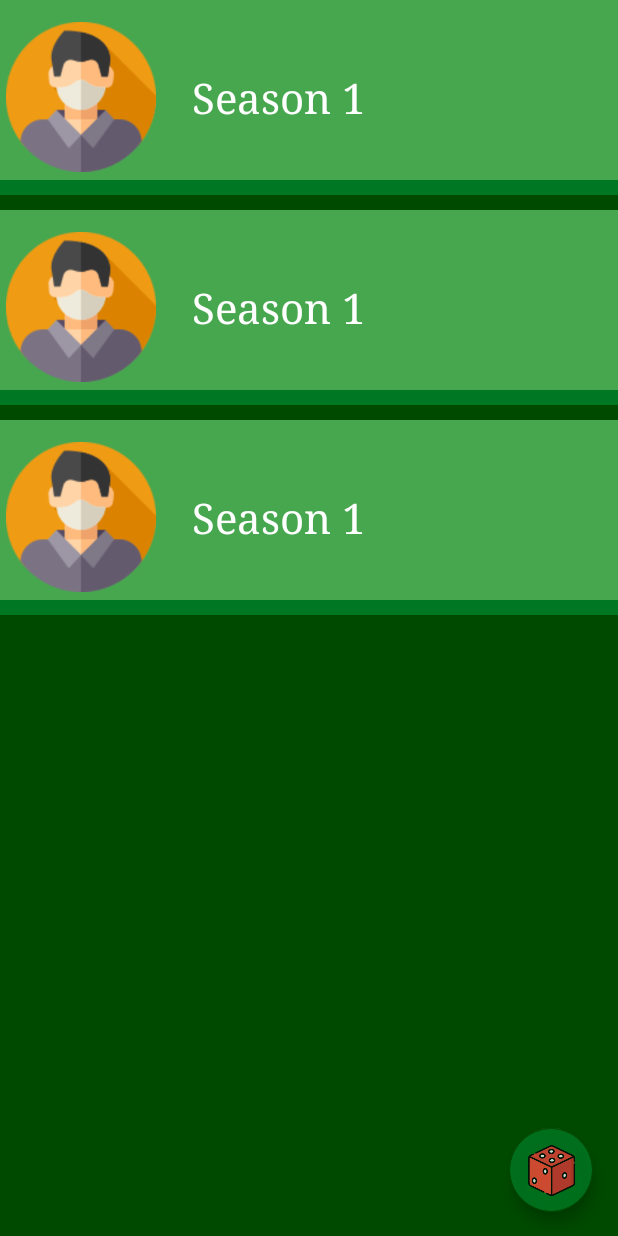
After one commit to bobepiotr/breakingbad_app, an Android app: the layout activity_season_list.xml on its own in the app's theme, with its tools: preview values and no code run, on a phone screen of 412 x 824 dp. The commit adds this screen. Run offline under Robolectric (Android 15) with nearby library versions, the phone set to English and light mode, and no system bars.

Commit message:
Add season list activity

```diff
--- a/app/src/main/java/com/example/bb_app/CharacterList.kt
+++ b/app/src/main/java/com/example/bb_app/CharacterList.kt
@@ -2,6 +2,7 @@ package com.example.bb_app
 
 import android.content.Intent
 import android.os.Bundle
+import android.util.Log
 import android.view.View
 import androidx.appcompat.app.AppCompatActivity
 import androidx.recyclerview.widget.LinearLayoutManager
--- a/app/src/main/java/com/example/bb_app/MainActivity.kt
+++ b/app/src/main/java/com/example/bb_app/MainActivity.kt
@@ -16,4 +16,9 @@ class MainActivity : AppCompatActivity() {
         val intent = Intent(this, CharacterList::class.java)
         startActivity(intent)
     }
+
+    fun openEpisodeList(view: View) {
+        val intent = Intent(this, SeasonList::class.java)
+        startActivity(intent)
+    }
 }
--- a/app/src/main/res/layout/activity_main.xml
+++ b/app/src/main/res/layout/activity_main.xml
@@ -72,7 +72,8 @@
         android:background="@drawable/bb_button"
         android:layout_marginTop="10dp"
         android:textAlignment="viewStart"
-        android:paddingLeft="20dp"/>
+        android:paddingLeft="20dp"
+        android:onClick="openEpisodeList"/>
 
     <Button
         android:id="@+id/random_quote_button"
--- /dev/null
+++ b/app/src/main/res/layout/activity_season_list.xml
@@ -0,0 +1,33 @@
+<?xml version="1.0" encoding="utf-8"?>
+<androidx.constraintlayout.widget.ConstraintLayout xmlns:android="http://schemas.android.com/apk/res/android"
+    xmlns:app="http://schemas.android.com/apk/res-auto"
+    xmlns:tools="http://schemas.android.com/tools"
+    android:layout_width="match_parent"
+    android:layout_height="match_parent"
+    tools:context=".SeasonList"
+    android:background="@color/bb_background">
+
+    <androidx.recyclerview.widget.RecyclerView
+        android:id="@+id/se_rec_view"
+        android:layout_width="match_parent"
+        android:layout_height="match_parent"
+        app:layout_constraintBottom_toBottomOf="parent"
+        app:layout_constraintTop_toTopOf="parent"
+        tools:layout_editor_absoluteX="39dp"
+        tools:listitem="@layout/season_item" />
+
+    <com.google.android.material.floatingactionbutton.FloatingActionButton
+        android:layout_width="wrap_content"
+        android:layout_height="wrap_content"
+        android:layout_marginBottom="16dp"
+        app:layout_constraintBottom_toBottomOf="parent"
+        app:layout_constraintEnd_toEndOf="parent"
+        app:layout_constraintHorizontal_bias="0.954"
+        app:layout_constraintStart_toStartOf="parent"
+        app:backgroundTint="@android:color/transparent"
+        android:src="@drawable/bb_draw"
+        android:scaleType="center"
+        app:maxImageSize="56dp"
+        android:onClick="drawEpisode" />
+
+</androidx.constraintlayout.widget.ConstraintLayout>
```
Also changed, not shown: app/src/main/AndroidManifest.xml (+5 -3 lines), app/src/main/java/com/example/bb_app/SeasonList.kt (added, +74 -0 lines), app/src/main/java/com/example/bb_app/adapters/SeasonsAdapter.kt (added, +53 -0 lines).
